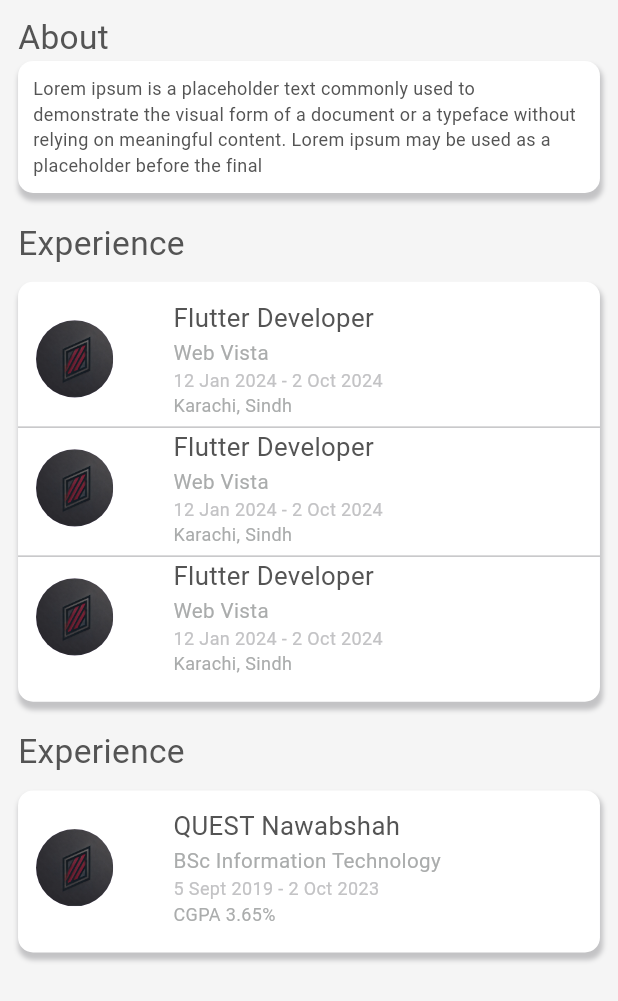
After one commit to webvistapk/auto_uploader, a Flutter app: the profile_info screen opened directly, on a phone screen of 412 x 824 dp. The commit adds this screen. Shown: the top 1001 px of the screen. Run offline on Flutter 3.47's test engine with Material 3 defaults, Android fonts, the phone set to English and light mode, and no system bars; our stand-ins replace flutter_secure_storage, flutter_spinkit, google_fonts, jwt_decoder, pinput, salomon_bottom_bar and 2 more; missing offline and left inert: flutter_sliding_toast; accounts and stored records are empty.

Commit message:
User Profile info screen added

```diff
--- a/lib/common/app_colors.dart
+++ b/lib/common/app_colors.dart
@@ -6,7 +6,8 @@ class AppColors {
   static const white = Color.fromARGB(255, 0xFF, 0xFF, 0xFF);
   static const grey = Color.fromARGB(255, 111, 117, 105);
   static const blue = Color.fromARGB(255, 0x3e, 0x40, 0x95);
-  static const lightGrey = Color.fromARGB(255, 0xd1, 0xd6, 0xda);
+  static const lightGrey = Color.fromARGB(255, 0xc3, 0xc3, 0xc5);
+  static const darkGrey = Color.fromARGB(255, 0xAA, 0xAC, 0xAC);
   static const black = Color.fromARGB(255, 0, 0, 0);
   static Color themeYellow = const Color(0xFFEFC13F);
   static Color lightRed = const Color(0xffFFD4D4);
--- a/lib/screens/profile/change_password_screen.dart
+++ b/lib/screens/profile/change_password_screen.dart
@@ -55,6 +55,8 @@ class _ChangePasswordScreenState extends State<ChangePasswordScreen> {
     if (RegExp(r'[!@#\$&*~]').hasMatch(password)) strength += 0.25;
     return strength;
   }
+
+
 
   @override
   Widget build(BuildContext context) {
--- a/lib/screens/profile/widgets/profile_images.dart
+++ b/lib/screens/profile/widgets/profile_images.dart
@@ -1,4 +1,5 @@
 import 'package:flutter/material.dart';
+import 'package:mobile/screens/profile/widgets/profile_info.dart';
 import 'package:mobile/screens/widgets/full_screen_image.dart';
 
 class ProfileImages extends StatelessWidget {
@@ -12,7 +13,7 @@ class ProfileImages extends StatelessWidget {
   @override
   Widget build(BuildContext context) {
     return DefaultTabController(
-      length: 6,
+      length: 7,
       child: Column(
         children: [
           const TabBar(
@@ -27,6 +28,7 @@ class ProfileImages extends StatelessWidget {
               Tab(text: 'Pages'),
               Tab(text: 'Posts'),
               Tab(text: 'Tagged'),
+              Tab(text: 'Info'),
             ],
           ),
           SizedBox(
@@ -40,6 +42,7 @@ class ProfileImages extends StatelessWidget {
                 _buildImageGrid(images),
                 _buildImageGrid(images),
                 _buildImageGrid(images),
+                profile_info()
               ],
             ),
           ),
--- /dev/null
+++ b/lib/screens/profile/widgets/profile_info.dart
@@ -0,0 +1,263 @@
+import 'package:flutter/cupertino.dart';
+import 'package:flutter/material.dart';
+import 'package:mobile/common/app_size.dart';
+
+import '../../../common/app_colors.dart';
+
+class profile_info extends StatefulWidget {
+  const profile_info({super.key});
+
+  @override
+  State<profile_info> createState() => _profile_infoState();
+}
+String message="Lorem ipsum is a placeholder text commonly used to demonstrate the visual form of a document or a typeface without relying on meaningful content. Lorem ipsum may be used as a placeholder before the final";
+int experienceLength=3;
+int educationLength=1;
+class _profile_infoState extends State<profile_info> {
+  @override
+  Widget build(BuildContext context) {
+    return Scaffold(
+      backgroundColor: AppColors.mainBgColor,
+      body: SingleChildScrollView(
+        child: Padding(
+          padding: const EdgeInsets.symmetric(vertical: 0),
+          child: Column(
+            children: [
+              //About Container
+              aboutContainer(),
+
+              //Experience Container
+              experienceContainer(),
+
+              //Education Container
+              educationContainer()
+            ],
+          ),
+        ),
+      ),
+    );
+  }
+
+
+
+//About Container
+  Widget aboutContainer() {
+    return Container(
+      padding:  EdgeInsets.symmetric(horizontal: paragraph*0.35,vertical: paragraph*0.25),
+      child: Column(
+        crossAxisAlignment: CrossAxisAlignment.start,
+        mainAxisAlignment: MainAxisAlignment.start,
+        children: [
+          Text(
+            "About",
+            style: TextStyle(
+                color: AppColors.greyColor, fontSize: paragraph * 0.65),
+          ),
+          Container(
+            padding: EdgeInsets.all(10),
+            decoration: BoxDecoration(
+                color: Colors.white,
+                borderRadius: BorderRadius.circular(10),
+                boxShadow: [
+                  BoxShadow(
+                      color: AppColors.lightGrey,
+                      blurRadius: 2,
+                      offset: Offset(1, 4),
+                      spreadRadius: 1
+                  )
+                ]),
+            child: Text(
+              message,
+              style: TextStyle(
+                  color: AppColors.greyColor,
+                  fontSize: paragraph * 0.35,
+                  fontWeight: FontWeight.normal),
+            ),
+          )
+        ],
+      ),
+    );
+  }
+
+  // Experience Container
+  Widget experienceContainer() {
+    return Container(
+      width: double.infinity, // Full width
+      padding: EdgeInsets.symmetric(horizontal: paragraph * 0.35, vertical: paragraph * 0.25),
+      child: Column(
+        crossAxisAlignment: CrossAxisAlignment.start,
+        mainAxisAlignment: MainAxisAlignment.start,
+        children: [
+          Text(
+            "Experience",
+            style: TextStyle(color: AppColors.greyColor, fontSize: paragraph * 0.65),
+          ),
+          SizedBox(height: 10),
+          Container(
+            //padding: EdgeInsets.symmetric(horizontal: paragraph * 0.35),
+            margin: EdgeInsets.zero,
+            decoration: BoxDecoration(
+              color: Colors.white,
+              borderRadius: BorderRadius.circular(10),
+              boxShadow: [
+                BoxShadow(
+                  color: AppColors.lightGrey,
+                  blurRadius: 2,
+                  offset: Offset(1, 4),
+                  spreadRadius: 1,
+                ),
+              ],
+            ),
+            child: ListView.builder(
+              itemCount: experienceLength,
+              shrinkWrap: true,
+              padding: EdgeInsets.symmetric(vertical: paragraph*0.35),
+              physics: NeverScrollableScrollPhysics(),
+              itemBuilder: (BuildContext context, int index) {
+                return Column(
+                  children: [
+                    Padding(
+                      padding: EdgeInsets.symmetric( horizontal: paragraph*0.35),
+                      child: Row(
+                        children: [
+                          CircleAvatar(
+                            radius: paragraph * 0.75,
+                            backgroundImage: AssetImage("assets/tellus.webp"),
+                          ),
+                          const SizedBox(width: 40),
+                          Flexible(
+                            child: Column(
+                              crossAxisAlignment: CrossAxisAlignment.start,
+                              children: [
+                                Text(
+                                  "Flutter Developer",
+                                  style: TextStyle(color: AppColors.greyColor, fontSize: paragraph * 0.50),
+                                ),
+                                Text(
+                                  "Web Vista",
+                                  style: TextStyle(color: AppColors.darkGrey, fontSize: paragraph * 0.40),
+                                ),
+                                Text(
+                                  "12 Jan 2024 - 2 Oct 2024",
+                                  style: TextStyle(color: AppColors.lightGrey, fontSize: paragraph * 0.35),
+                                ),
+                                Text(
+                                  "Karachi, Sindh",
+                                  style: TextStyle(color: AppColors.darkGrey, fontSize: paragraph * 0.35),
+                                ),
+                              ],
+                            ),
+                          ),
+                        ],
+                      ),
+                    ),
+
+                    const SizedBox(
+                      height: 5,
+                    ),
+
+                    if (index != experienceLength- 1)
+                      Divider(
+                        color: AppColors.lightGrey, // Customize your divider color
+                        thickness: 1,
+                        height: 2,
+                      ),
+                  ],
+                );
+              },
+            ),
+          ),
+        ],
+      ),
+    );
+  }
+
+
+// Education Container
+  Widget educationContainer() {
+    return Container(
+      width: double.infinity, // Full width
+      padding: EdgeInsets.symmetric(horizontal: paragraph * 0.35, vertical: paragraph * 0.25),
+      child: Column(
+        crossAxisAlignment: CrossAxisAlignment.start,
+        mainAxisAlignment: MainAxisAlignment.start,
+        children: [
+          Text(
+            "Experience",
+            style: TextStyle(color: AppColors.greyColor, fontSize: paragraph * 0.65),
+          ),
+          SizedBox(height: 10),
+          Container(
+            //padding: EdgeInsets.symmetric(horizontal: paragraph * 0.35),
+            margin: EdgeInsets.zero,
+            decoration: BoxDecoration(
+              color: Colors.white,
+              borderRadius: BorderRadius.circular(10),
+              boxShadow: [
+                BoxShadow(
+                  color: AppColors.lightGrey,
+                  blurRadius: 2,
+                  offset: Offset(1, 4),
+                  spreadRadius: 1,
+                ),
+              ],
+            ),
+            child: ListView.builder(
+              itemCount: 1,
+              shrinkWrap: true,
+              padding: EdgeInsets.symmetric(vertical: paragraph*0.35),
+              physics: NeverScrollableScrollPhysics(),
+              itemBuilder: (BuildContext context, int index) {
+                return Column(
+                  children: [
+                    Padding(
+                      padding: EdgeInsets.symmetric( horizontal: paragraph*0.35),
+                      child: Row(
+                        children: [
+                          CircleAvatar(
+                            radius: paragraph * 0.75,
+                            backgroundImage: AssetImage("assets/tellus.webp"),
+                          ),
+                          const SizedBox(width: 40),
+                          Flexible(
+                            child: Column(
+                              crossAxisAlignment: CrossAxisAlignment.start,
+                              children: [
+                                Text(
+                                  "QUEST Nawabshah",
+                                  style: TextStyle(color: AppColors.greyColor, fontSize: paragraph * 0.50),
+                                ),
+                                Text(
+                                  "BSc Information Technology",
+                                  style: TextStyle(color: AppColors.darkGrey, fontSize: paragraph * 0.40),
+                                ),
+                                Text(
+                                  "5 Sept 2019 - 2 Oct 2023",
+                                  style: TextStyle(color: AppColors.lightGrey, fontSize: paragraph * 0.35),
+                                ),
+                                Text(
+                                  "CGPA 3.65%",
+                                  style: TextStyle(color: AppColors.darkGrey, fontSize: paragraph * 0.35),
+                                ),
+                              ],
+                            ),
+                          ),
+                        ],
+                      ),
+                    ),
+
+                    const SizedBox(
+                      height: 5,
+                    ),
+
+                  ],
+                );
+              },
+            ),
+          ),
+        ],
+      ),
+    );
+  }
+
+}
--- a/pubspec.yaml
+++ b/pubspec.yaml
@@ -19,7 +19,7 @@ publish_to: 'none' # Remove this line if you wish to publish to pub.dev
 version: 1.0.0+1
 
 environment:
-  sdk: '3.2.0-42.2.beta'
+  sdk: '3.5.0'
 
 # Dependencies specify other packages that your package needs in order to work.
 # To automatically upgrade your package dependencies to the latest versions
```
Also changed, not shown: lib/screens/profile/widgets/profile_header.dart (+57 -53 lines), pubspec.lock.
